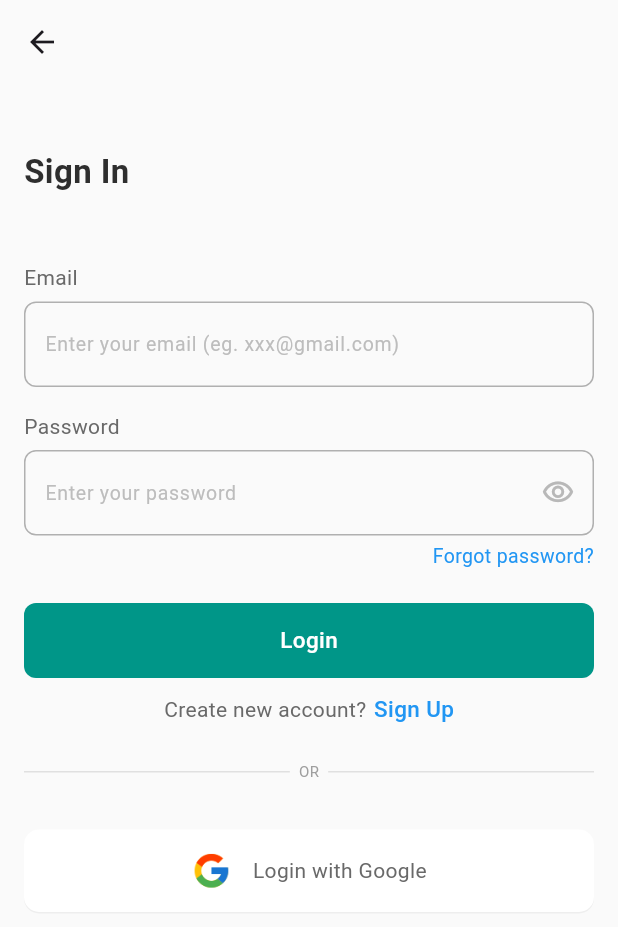
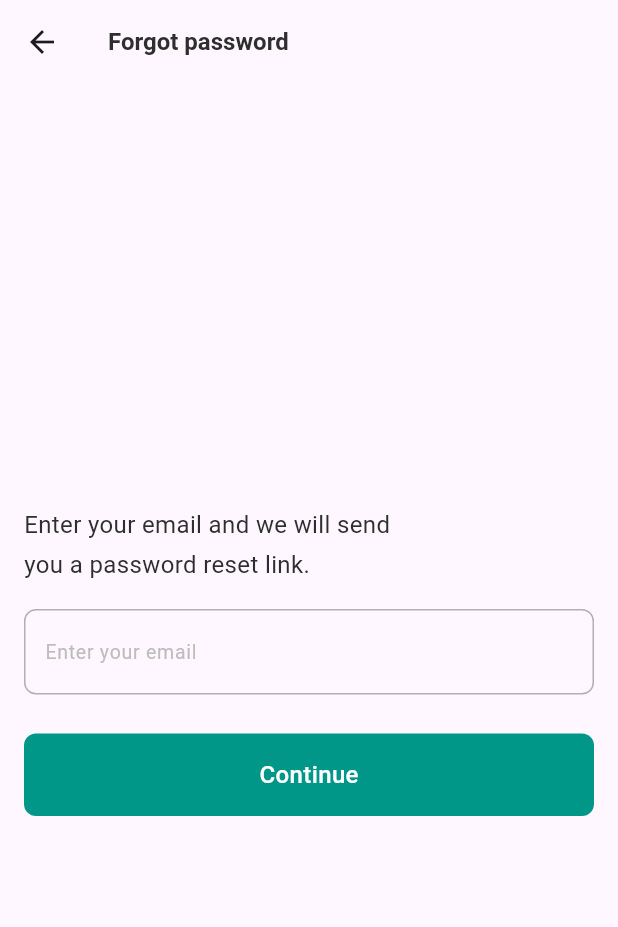
Before and after one commit to Thihasoe1/hpaan_viewpoint, a Flutter app: the LoginPage screen opened directly, after a tap on "Forgot password?", on a phone screen of 412 x 824 dp. Shown: the top 927 px of the screen. Run offline on Flutter 3.47's test engine with Material 3 defaults, Android fonts, the phone set to English and light mode, and no system bars; our stand-ins replace cloud_firestore, firebase_auth, firebase_core, flutter_map, geolocator, get and 4 more; missing offline and left inert: firebase_app_check; accounts and stored records are empty; Roboto replaces fonts that are missing (SF-Pro).

```diff
--- /dev/null
+++ b/lib/pages/auth/forgot_password_page.dart
@@ -0,0 +1,93 @@
+import 'package:flutter/material.dart';
+import 'package:get/get.dart';
+import 'package:hpaan_viewpoint/components/custom_text.dart';
+import 'package:hpaan_viewpoint/pages/auth/login_page.dart';
+import 'package:hpaan_viewpoint/pages/widgets/scale_tapper.dart';
+
+import '../../controller/forgot_password_controller.dart';
+
+class ForgotPasswordPage extends StatefulWidget {
+  const ForgotPasswordPage({super.key});
+
+  @override
+  State<ForgotPasswordPage> createState() => _ForgotPasswordPageState();
+}
+
+class _ForgotPasswordPageState extends State<ForgotPasswordPage> {
+  @override
+  Widget build(BuildContext context) {
+    final ForgotPasswordController forgotPasswordController =
+        Get.put(ForgotPasswordController());
+
+    return Scaffold(
+      appBar: AppBar(
+        title: CustomText(
+          text: "Forgot password",
+          fontFamily: "SF-Pro",
+          fontSize: 16,
+          fontWeight: FontWeight.w600,
+        ),
+      ),
+      body: Form(
+        child: Column(
+          mainAxisAlignment: MainAxisAlignment.center,
+          crossAxisAlignment: CrossAxisAlignment.start,
+          children: [
+            Container(
+              margin: const EdgeInsets.only(left: 16),
+              width: MediaQuery.of(context).size.width * 0.65,
+              child: CustomText(
+                text:
+                    "Enter your email and we will send you a password reset link.",
+                fontFamily: "SF-Pro",
+                fontSize: 16,
+                fontWeight: FontWeight.w400,
+              ),
+            ),
+            Padding(
+              padding: const EdgeInsets.symmetric(
+                horizontal: 16,
+                vertical: 16,
+              ),
+              child: CustomTextField(
+                textEditingController: forgotPasswordController.emailController,
+                hintText: "Enter your email",
+                validator: (String? value) {
+                  if (value == null) {
+                    return "please enter your email";
+                  }
+                  return null;
+                },
+                textInputType: TextInputType.emailAddress,
+              ),
+            ),
+            const SizedBox(height: 10),
+            ScaleTapper(
+              onTap: () {
+                FocusScope.of(context).unfocus();
+                forgotPasswordController.sendPasswordResetEmail();
+              },
+              child: Container(
+                height: 55,
+                margin: const EdgeInsets.symmetric(horizontal: 16),
+                decoration: BoxDecoration(
+                  color: Colors.teal,
+                  borderRadius: BorderRadius.circular(8),
+                ),
+                child: Center(
+                  child: CustomText(
+                    text: "Continue",
+                    fontFamily: "SF-Pro",
+                    fontSize: 16,
+                    fontWeight: FontWeight.w500,
+                    color: Colors.white,
+                  ),
+                ),
+              ),
+            ),
+          ],
+        ),
+      ),
+    );
+  }
+}
--- a/lib/pages/auth/login_page.dart
+++ b/lib/pages/auth/login_page.dart
@@ -1,5 +1,6 @@
 import 'package:flutter/material.dart';
 import 'package:get/get.dart';
+import 'package:hpaan_viewpoint/pages/auth/forgot_password_page.dart';
 import 'package:hpaan_viewpoint/pages/auth/register_page.dart';
 import '../../components/custom_text.dart';
 import '../../const/const.dart';
@@ -96,7 +97,7 @@ class _LoginPageState extends State<LoginPage> {
                         children: [
                           const SizedBox(),
                           ScaleTapper(
-                            onTap: () {},
+                            onTap: () => Get.to(const ForgotPasswordPage()),
                             child: CustomText(
                               text: "Forgot password?",
                               fontFamily: "SF-Pro",
--- a/lib/pages/profile_page/profile_page.dart
+++ b/lib/pages/profile_page/profile_page.dart
@@ -111,7 +111,9 @@ class _ProfileBodyState extends State<ProfileBody> {
                 .snapshots(),
             builder: (context, snapshot) {
               if (snapshot.hasData) {
-                final userData = snapshot.data!.data() as Map<String, dynamic>;
+
+
+                final userData = snapshot.data?.data() as Map<String, dynamic>;
                 TextEditingController nameController =
                     TextEditingController(text: userData['name']);
                 TextEditingController emailController =
--- a/lib/pages/search_page/search_page.dart
+++ b/lib/pages/search_page/search_page.dart
@@ -1,5 +1,6 @@
 import 'package:flutter/material.dart';
-import 'package:hpaan_viewpoint/pages/auth/register_page.dart';
+import 'package:get/get.dart';
+import '../../controller/category_controller.dart';
 
 class SearchPage extends StatefulWidget {
   const SearchPage({super.key});
@@ -11,6 +12,7 @@ class SearchPage extends StatefulWidget {
 class _SearchPageState extends State<SearchPage> {
   // Initialize the TextEditingController
   TextEditingController searchController = TextEditingController();
+  CategoryController categoryController = Get.put(CategoryController());
 
   @override
   void dispose() {
--- a/pubspec.yaml
+++ b/pubspec.yaml
@@ -44,9 +44,10 @@ dependencies:
   curved_navigation_bar: ^1.0.6
   firebase_core: ^3.2.0
   firebase_storage: ^12.1.2
-  firebase_auth: ^5.1.3
+  firebase_auth: ^5.1.4
   cloud_firestore: ^5.2.0
   google_sign_in: ^6.2.1
+  firebase_app_check: ^0.3.0+4
   get: ^4.6.6
   http: ^1.2.2
   readmore: ^3.0.0
```
Also changed, not shown: lib/controller/auth_controller.dart (+54 -5 lines), lib/controller/forgot_password_controller.dart (added, +46 -0 lines), lib/main.dart (+7 -1 lines), pubspec.lock, 2 other files.
